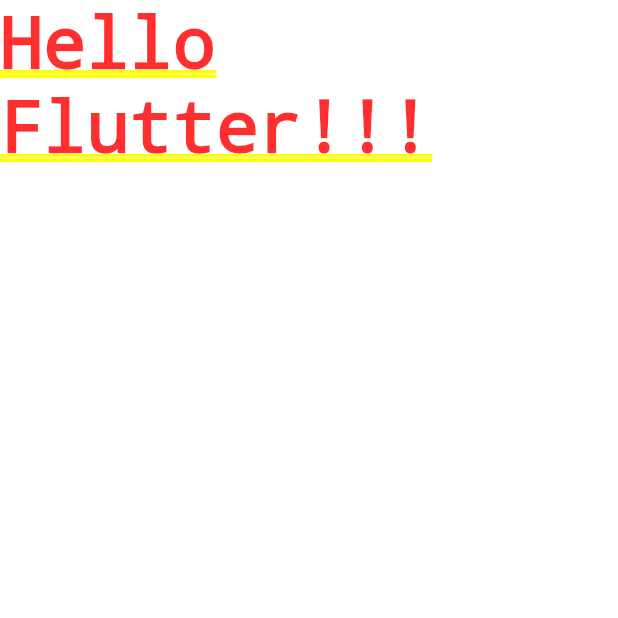
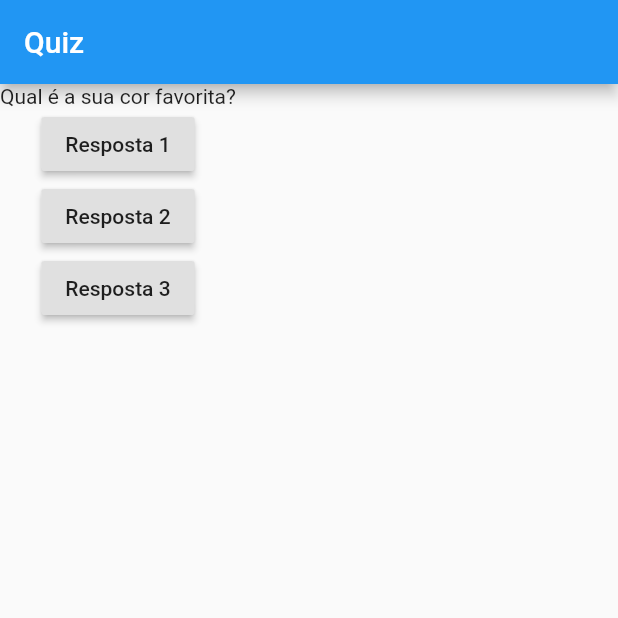
Before and after one commit to eliezerantonio/simplequiz, a Flutter app: the screen it shows after launch, on a phone screen of 412 x 824 dp, the top half of it. Run offline on Flutter 3.47's test engine with Material 2 defaults, Android fonts, the phone set to English and light mode, and no system bars.

Commit message:
add text e botoes

```diff
--- a/lib/main.dart
+++ b/lib/main.dart
@@ -1,13 +1,44 @@
 import 'package:flutter/material.dart';
 
-main() {
-  runApp(PerguntaApp());
-}
+main() => runApp(PerguntaApp());
 
 class PerguntaApp extends StatelessWidget {
+  final perguntaSelecionada=0;
+  final List<String> perguntas = [
+    'Qual é a sua cor favorita?',
+    'Qual é o seu animal favorito?'
+    'Qual tecnologia voce gosta?'
+  ];
+
   Widget build(BuildContext context) {
     return MaterialApp(
-      home: Text("Hello Flutter!!!"),
+      home: Scaffold(
+        appBar: AppBar(
+          title: Text("Quiz"),
+        ),
+        body: Column(
+          children: [
+            Text(perguntas[perguntaSelecionada]),
+            RaisedButton(
+              child: Text("Resposta 1"),
+              onPressed: responder,
+            ),
+            RaisedButton(
+              child: Text("Resposta 2"),
+              onPressed: responder,
+            ),
+            RaisedButton(
+              child: Text("Resposta 3"),
+              onPressed: responder,
+            ),
+          ],
+        ),
+      ),
     );
   }
+
+  Widget responder(){
+    perguntaSelecionada++;
+    print("Resposta $perguntaSelecionada");
+  }
 }
```
